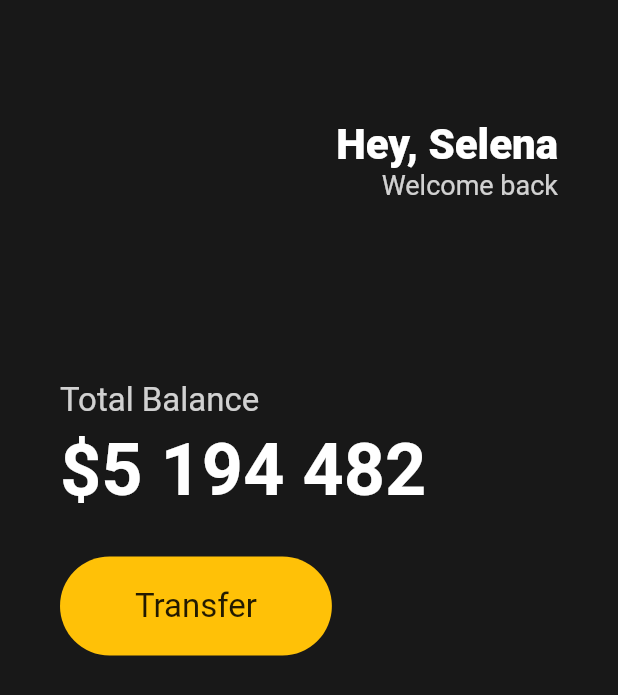
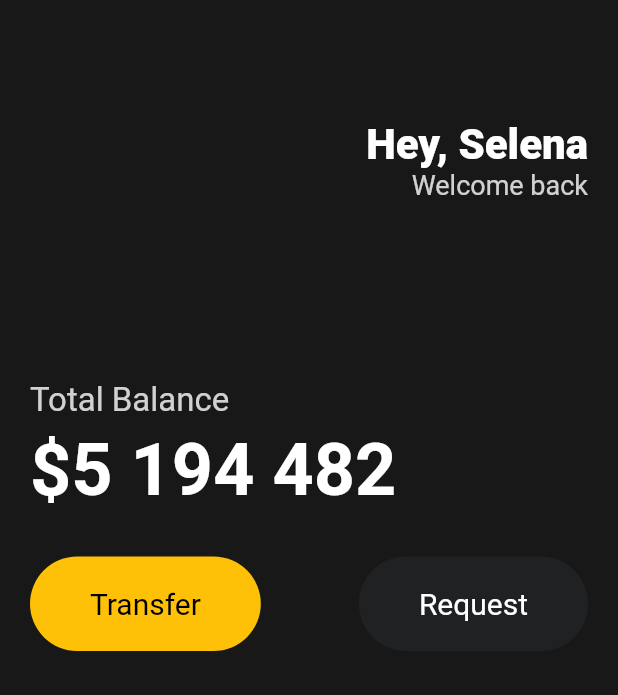
Before and after one commit to developerQuo/toonflix, a Flutter app: the screen it shows after launch, on a phone screen of 412 x 824 dp. Shown: the top 695 px of the screen. Run offline on Flutter 3.47's test engine with Material 2 defaults, Android fonts, the phone set to English and light mode, and no system bars.

Commit message:
reusable widget

```diff
--- a/lib/main.dart
+++ b/lib/main.dart
@@ -1,4 +1,5 @@
 import 'package:flutter/material.dart';
+import 'package:toonflix/widgets/button.dart';
 
 void main() {
   runApp(const MyApp());
@@ -13,7 +14,7 @@ class MyApp extends StatelessWidget {
       home: Scaffold(
         backgroundColor: const Color(0xFF181818),
         body: Padding(
-          padding: const EdgeInsets.symmetric(horizontal: 40),
+          padding: const EdgeInsets.symmetric(horizontal: 20),
           child: Column(
             crossAxisAlignment: CrossAxisAlignment.start,
             children: [
@@ -67,25 +68,18 @@ class MyApp extends StatelessWidget {
               const SizedBox(
                 height: 30,
               ),
-              Row(
+              const Row(
+                mainAxisAlignment: MainAxisAlignment.spaceBetween,
                 children: [
-                  Container(
-                    decoration: BoxDecoration(
-                      color: Colors.amber,
-                      borderRadius: BorderRadius.circular(45),
-                    ),
-                    child: const Padding(
-                      padding: EdgeInsets.symmetric(
-                        vertical: 20,
-                        horizontal: 50,
-                      ),
-                      child: Text(
-                        'Transfer',
-                        style: TextStyle(
-                          fontSize: 22,
-                        ),
-                      ),
-                    ),
+                  Button(
+                    text: 'Transfer',
+                    bgColor: Colors.amber,
+                    textColor: Colors.black,
+                  ),
+                  Button(
+                    text: 'Request',
+                    bgColor: Color(0xFF1F2123),
+                    textColor: Colors.white,
                   ),
                 ],
               ),
--- /dev/null
+++ b/lib/widgets/button.dart
@@ -0,0 +1,37 @@
+import 'package:flutter/material.dart';
+
+class Button extends StatelessWidget {
+  final String text;
+  final Color bgColor;
+  final Color textColor;
+
+  const Button({
+    super.key,
+    required this.text,
+    required this.bgColor,
+    required this.textColor,
+  });
+
+  @override
+  Widget build(BuildContext context) {
+    return Container(
+      decoration: BoxDecoration(
+        color: bgColor,
+        borderRadius: BorderRadius.circular(45),
+      ),
+      child: Padding(
+        padding: const EdgeInsets.symmetric(
+          vertical: 20,
+          horizontal: 40,
+        ),
+        child: Text(
+          text,
+          style: TextStyle(
+            color: textColor,
+            fontSize: 20,
+          ),
+        ),
+      ),
+    );
+  }
+}
```
